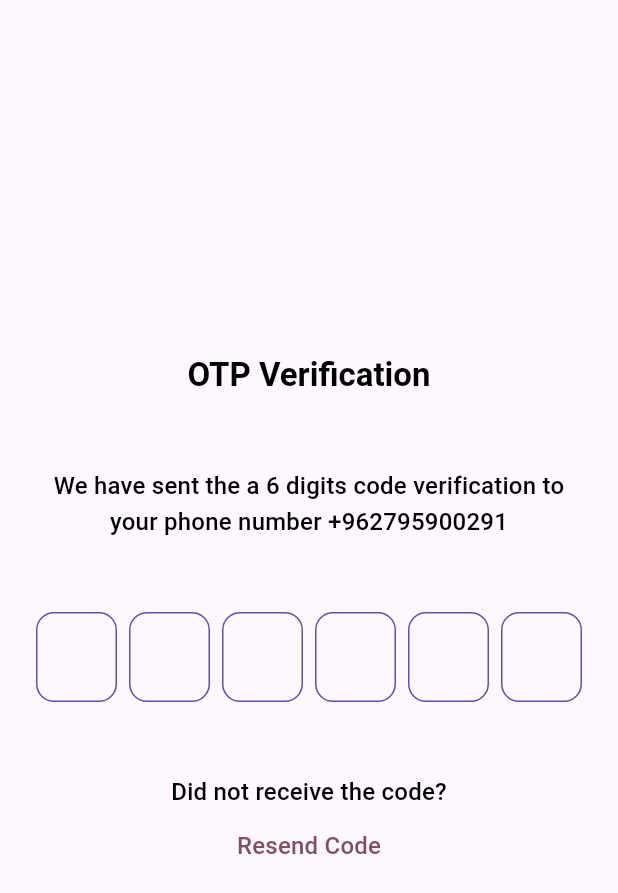
After one commit to Naser-Sami/chatter, a Flutter app: the LoginScreenBody screen opened directly, after a tap on "Send Code", on a phone screen of 412 x 824 dp. The commit adds this screen. Shown: the top 893 px of the screen. Run offline on Flutter 3.47's test engine with Material 3 defaults, Android fonts, the phone set to English and light mode, and no system bars; drawn by our look-alikes of pinput; our stand-ins replace cloud_firestore, country_picker, delightful_toast, dio, equatable, firebase_auth and 12 more; accounts and stored records are empty.

Commit message:
C H A T T E R

```diff
--- a/lib/config/routes/routes.dart
+++ b/lib/config/routes/routes.dart
@@ -1,3 +1,4 @@
+import 'package:flutter_bloc/flutter_bloc.dart';
 import 'package:go_router/go_router.dart';
 
 import '/core/_core.dart';
@@ -18,13 +19,33 @@ final router = GoRouter(
     GoRoute(
       name: 'login',
       path: '/',
-      pageBuilder: (context, state) => fadeTransitionPage(context, state, const LoginScreen()),
-      redirect: (context, state) {
-        return null;
-      },
-      // routes: <RouteBase>[
-      //   // Add child routes
-      // ],
+      pageBuilder: (context, state) => fadeTransitionPage(
+        context,
+        state,
+        MultiBlocProvider(
+          providers: [
+            BlocProvider(
+              create: (context) => sl<AuthenticationBloc>(),
+            ),
+            BlocProvider(
+              create: (context) => sl<LoginCubit>(),
+            ),
+          ],
+          child: const LoginScreen(),
+        ),
+      ),
+    ),
+    GoRoute(
+      name: 'otp-verification',
+      path: '/otp-verification',
+      pageBuilder: (context, state) => fadeTransitionPage(
+        context,
+        state,
+        BlocProvider.value(
+          value: sl<LoginCubit>(),
+          child: const OtpScreen(),
+        ),
+      ),
     ),
   ],
 );
--- a/lib/features/authentication/presentation/controllers/login_cubit/login_cubit.dart
+++ b/lib/features/authentication/presentation/controllers/login_cubit/login_cubit.dart
@@ -9,9 +9,14 @@ class LoginCubit extends Cubit<LoginState> {
   LoginCubit()
       : super(
           const LoginState(
+            phoneNumber: '+962795900291',
             isPhoneValid: null,
           ),
         );
+
+  void setPhoneNumber(String? phoneNumber) {
+    emit(state.copyWith(phoneNumber: phoneNumber));
+  }
 
   void phoneNumberChanged(String? phoneNumber) {
     bool? isValid;
--- a/lib/features/authentication/presentation/controllers/login_cubit/login_state.dart
+++ b/lib/features/authentication/presentation/controllers/login_cubit/login_state.dart
@@ -1,18 +1,21 @@
 part of 'login_cubit.dart';
 
 class LoginState extends Equatable {
-  const LoginState({required this.isPhoneValid});
+  const LoginState({required this.phoneNumber, required this.isPhoneValid});
 
+  final String phoneNumber;
   final bool? isPhoneValid;
 
   LoginState copyWith({
+    String? phoneNumber,
     bool? isPhoneValid,
   }) {
     return LoginState(
+      phoneNumber: phoneNumber ?? this.phoneNumber,
       isPhoneValid: isPhoneValid ?? this.isPhoneValid,
     );
   }
 
   @override
-  List<Object?> get props => [isPhoneValid];
+  List<Object?> get props => [phoneNumber, isPhoneValid];
 }
--- a/lib/features/authentication/presentation/presentation.dart
+++ b/lib/features/authentication/presentation/presentation.dart
@@ -1,3 +1,3 @@
-export 'screen/login_screen.dart';
+export 'screen/_screens.dart';
 export 'widgets/_widgets.dart';
 export 'controllers/_controllers.dart';
--- /dev/null
+++ b/lib/features/authentication/presentation/screen/_screens.dart
@@ -0,0 +1,2 @@
+export 'login_screen.dart';
+export 'otp_screen.dart';
--- a/lib/features/authentication/presentation/screen/login_screen.dart
+++ b/lib/features/authentication/presentation/screen/login_screen.dart
@@ -1,5 +1,6 @@
+import 'package:chatter/core/utils/helpers/helper_functions.dart';
 import 'package:flutter/material.dart';
-import 'package:flutter_bloc/flutter_bloc.dart';
+import 'package:go_router/go_router.dart';
 
 import '/core/_core.dart';
 import '/config/_config.dart';
@@ -10,17 +11,7 @@ class LoginScreen extends StatelessWidget {
 
   @override
   Widget build(BuildContext context) {
-    return MultiBlocProvider(
-      providers: [
-        BlocProvider(
-          create: (context) => sl<AuthenticationBloc>(),
-        ),
-        BlocProvider(
-          create: (context) => sl<LoginCubit>(),
-        ),
-      ],
-      child: const LoginScreenBody(),
-    );
+    return const LoginScreenBody();
   }
 }
 
@@ -54,6 +45,14 @@ class LoginScreenBody extends StatelessWidget {
                 ),
                 TSize.s48.toHeight,
                 const LoginFormsWidget(),
+                TSize.s48.toHeight,
+                TextButton(
+                  onPressed: () => context.go('/otp-verification'),
+                  child: TextWidget(
+                    "Send Code",
+                    style: context.textTheme.bodyMedium,
+                  ),
+                ),
               ],
             ),
           ),
--- /dev/null
+++ b/lib/features/authentication/presentation/screen/otp_screen.dart
@@ -0,0 +1,149 @@
+import 'package:pinput/pinput.dart';
+import 'package:flutter/material.dart';
+import 'package:flutter_bloc/flutter_bloc.dart';
+
+import '/core/_core.dart';
+import '/config/_config.dart';
+import '/features/_features.dart';
+
+class OtpScreen extends StatelessWidget {
+  const OtpScreen({super.key});
+
+  @override
+  Widget build(BuildContext context) {
+    return Scaffold(
+      body: SafeArea(
+        child: Padding(
+          padding: const EdgeInsets.all(TPadding.p24),
+          child: Column(
+            mainAxisAlignment: MainAxisAlignment.center,
+            children: [
+              Center(
+                child: Text(
+                  'OTP Verification',
+                  style: Theme.of(context).textTheme.titleLarge,
+                ),
+              ),
+              TSize.s48.toHeight,
+              Center(
+                child: Text(
+                  'We have sent the a 6 digits code verification to your phone number ${context.read<LoginCubit>().state.phoneNumber}',
+                  style: Theme.of(context).textTheme.titleMedium,
+                  textAlign: TextAlign.center,
+                ),
+              ),
+              TSize.s48.toHeight,
+              const PinputWidget(),
+              TSize.s48.toHeight,
+              TextWidget(
+                "Did not receive the code?",
+                style: Theme.of(context).textTheme.titleMedium,
+              ),
+              TextButton(
+                onPressed: () {},
+                child: TextWidget(
+                  "Resend Code",
+                  style: Theme.of(context).textTheme.titleMedium?.copyWith(
+                        color: context.theme.colorScheme.tertiary,
+                      ),
+                ),
+              ),
+            ],
+          ),
+        ),
+      ),
+    );
+  }
+}
+
+class PinputWidget extends StatefulWidget {
+  const PinputWidget({super.key});
+
+  @override
+  State<PinputWidget> createState() => PinputWidgetState();
+}
+
+class PinputWidgetState extends State<PinputWidget> {
+  late final TextEditingController _pinController;
+  late final FocusNode _pinFocus;
+  String? _otpCode;
+
+  @override
+  void initState() {
+    super.initState();
+    _pinController = TextEditingController();
+    _pinFocus = FocusNode();
+  }
+
+  @override
+  void dispose() {
+    super.dispose();
+    _pinController.dispose();
+    _pinFocus.dispose();
+  }
+
+  void onCompleted(String pin) {
+    setState(() {
+      _otpCode = pin;
+    });
+
+    // verify otp code
+  }
+
+  @override
+  Widget build(BuildContext context) {
+    return Pinput(
+      length: 6,
+      focusNode: _pinFocus,
+      controller: _pinController,
+      onCompleted: onCompleted,
+      defaultPinTheme: defaultPinTheme(context),
+      focusedPinTheme: focusedPinTheme(context),
+      submittedPinTheme: submittedPinTheme(context),
+      errorPinTheme: errorPinTheme(context),
+    );
+  }
+
+  PinTheme? defaultPinTheme(BuildContext context) => PinTheme(
+        width: 60,
+        height: 60,
+        textStyle: Theme.of(context).textTheme.titleLarge,
+        decoration: BoxDecoration(
+          borderRadius: BorderRadius.circular(TPadding.p12),
+          border: Border.all(color: Theme.of(context).colorScheme.primary),
+        ),
+      );
+
+  PinTheme? focusedPinTheme(BuildContext context) => PinTheme(
+        width: 60,
+        height: 60,
+        textStyle: Theme.of(context).textTheme.titleLarge,
+        decoration: BoxDecoration(
+          borderRadius: BorderRadius.circular(TPadding.p12),
+          border: Border.all(color: Theme.of(context).colorScheme.primary),
+        ),
+      );
+
+  PinTheme? submittedPinTheme(BuildContext context) => PinTheme(
+        width: 60,
+        height: 60,
+        textStyle: Theme.of(context).textTheme.titleLarge?.copyWith(
+              color: Theme.of(context).colorScheme.tertiary,
+              fontWeight: FontWeight.w900,
+            ),
+        decoration: BoxDecoration(
+          borderRadius: BorderRadius.circular(TPadding.p12),
+          border: Border.all(color: Theme.of(context).colorScheme.tertiary),
+        ),
+      );
+
+  PinTheme? errorPinTheme(BuildContext context) => PinTheme(
+        width: 60,
+        height: 60,
+        textStyle: Theme.of(context).textTheme.titleLarge,
+        decoration: BoxDecoration(
+          borderRadius: BorderRadius.circular(TPadding.p12),
+          border: Border.all(color: Theme.of(context).colorScheme.error),
+        ),
+      );
+}
```
Also changed, not shown: lib/features/authentication/data/repo_impl/firebase_auth_service.dart (+21 -21 lines), lib/features/authentication/presentation/widgets/login_widgets/login_forms_widget.dart (+1 -11 lines).
